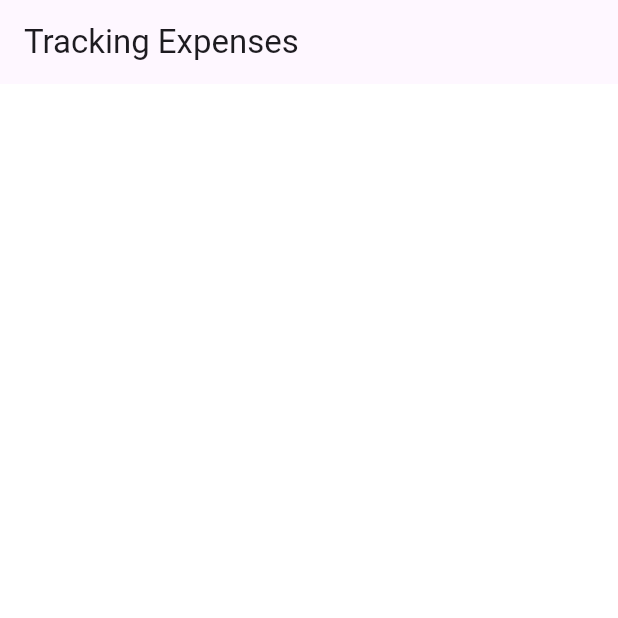
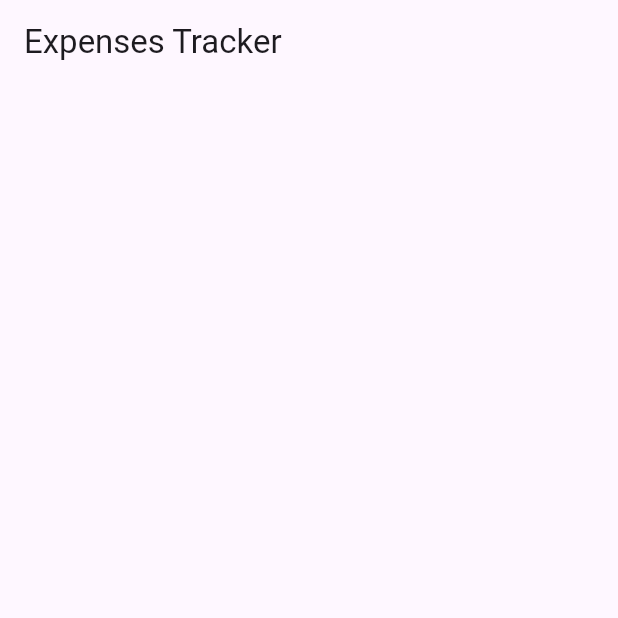
Before and after one commit to RonydaEssam/expense_tracker, a Flutter app: the screen it shows after launch, on a phone screen of 412 x 824 dp, the top half of it. Run offline on Flutter 3.47's test engine with Material 3 defaults, Android fonts, the phone set to English and light mode, and no system bars.

Commit message:
create the expenses home page stateful widget

```diff
--- /dev/null
+++ b/lib/expenses.dart
@@ -0,0 +1,25 @@
+import "package:flutter/material.dart";
+
+class Expenses extends StatefulWidget {
+  const Expenses({super.key});
+
+  @override
+  State<Expenses> createState() {
+    return _ExpensesState();
+  }
+}
+
+class _ExpensesState extends State<Expenses> {
+  @override
+  Widget build(BuildContext context) {
+    return Scaffold(
+      body: Column(
+        children: [
+          AppBar(
+            title: const Text('Expenses Tracker'),
+          ),
+        ],
+      ),
+    );
+  }
+}
--- a/lib/main.dart
+++ b/lib/main.dart
@@ -1,4 +1,5 @@
 import 'package:flutter/material.dart';
+import 'package:expense_tracker/expenses.dart';
 
 void main() {
   runApp(const MyApp());
@@ -12,10 +13,7 @@ class MyApp extends StatelessWidget {
     return MaterialApp(
       debugShowCheckedModeBanner: false,
       title: 'Tracking Expenses',
-      home: Scaffold(
-        appBar: AppBar(title: Text('Tracking Expenses')),
-        backgroundColor: Colors.white,
-      ),
+      home: Expenses(),
     );
   }
 }
```
